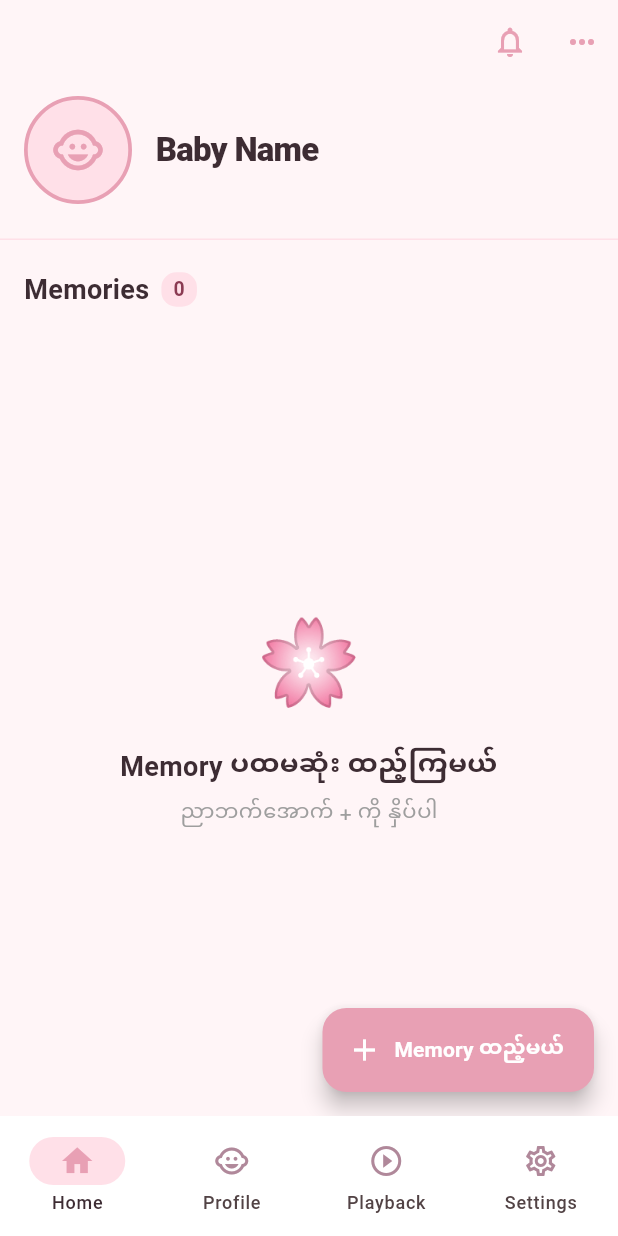
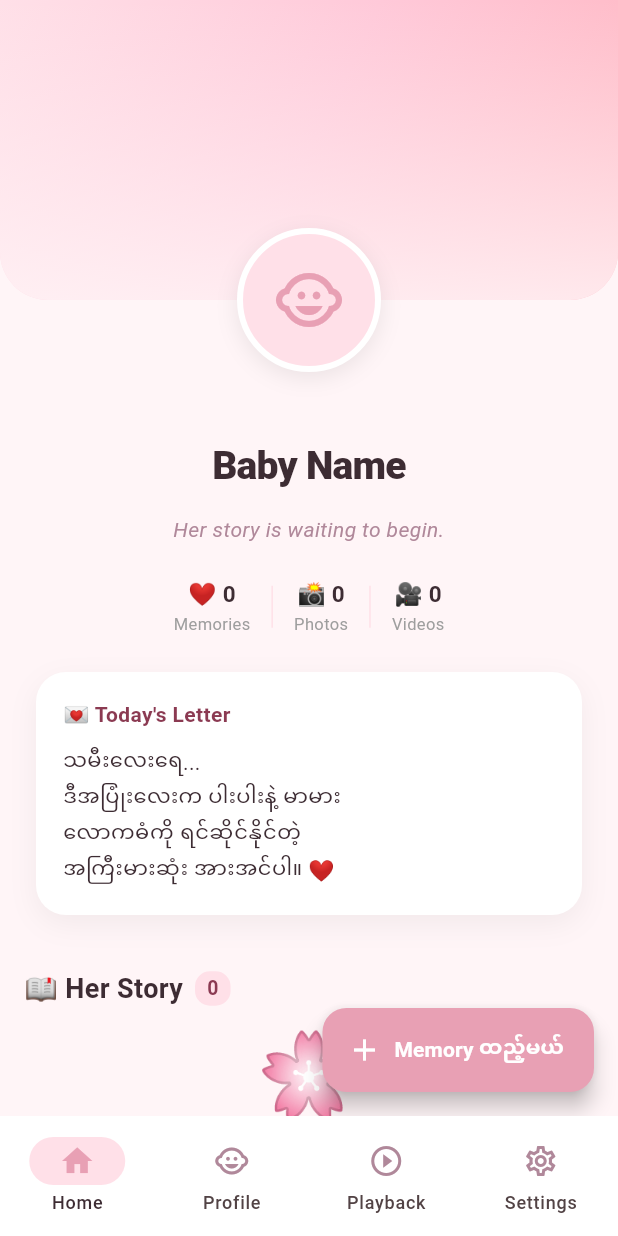
Before and after one commit to thetmyopaing4889-svg/entwined-memories-app, a Flutter app: the screen it shows after launch, on a phone screen of 412 x 824 dp. Run offline on Flutter 3.47's test engine with Material 3 defaults, Android fonts, the phone set to English and light mode, and no system bars; our stand-ins replace cloud_firestore, firebase_core, image_picker, package_info_plus, shared_preferences; accounts and stored records are empty.

Commit message:
Sprint 1: redesign home hero section

```diff
--- a/lib/models/child_profile.dart
+++ b/lib/models/child_profile.dart
@@ -5,11 +5,13 @@ class ChildProfile {
   final String name;
   final DateTime? birthday;
   final String? photoUrl; // Cloudinary URL
+  final String? coverPhotoUrl; // Cloudinary URL, used by the Home hero cover
 
   const ChildProfile({
     required this.name,
     this.birthday,
     this.photoUrl,
+    this.coverPhotoUrl,
   });
 
   static const empty = ChildProfile(name: '');
@@ -18,6 +20,7 @@ class ChildProfile {
         'name': name,
         'birthday': birthday != null ? Timestamp.fromDate(birthday!) : null,
         'photoUrl': photoUrl,
+        'coverPhotoUrl': coverPhotoUrl,
       };
 
   factory ChildProfile.fromMap(Map<String, dynamic>? data) {
@@ -26,6 +29,9 @@ class ChildProfile {
       name: data['name'] as String? ?? '',
       birthday: (data['birthday'] as Timestamp?)?.toDate(),
       photoUrl: data['photoUrl'] as String?,
+      // Safe for existing documents that predate this field — Firestore
+      // simply returns null for a key that was never written.
+      coverPhotoUrl: data['coverPhotoUrl'] as String?,
     );
   }
 
--- a/lib/screens/home_screen.dart
+++ b/lib/screens/home_screen.dart
@@ -5,6 +5,8 @@ import '../models/child_profile.dart';
 import '../services/memory_service.dart';
 import '../services/profile_service.dart';
 import '../services/youtube_service.dart';
+import '../utils/memory_stats.dart';
+import '../widgets/home_hero.dart';
 import '../widgets/memory_card.dart';
 import 'add_memory_screen.dart';
 
@@ -116,49 +118,36 @@ class _HomeScreenState extends State<HomeScreen> {
   @override
   Widget build(BuildContext context) {
     return Scaffold(
+      backgroundColor: const Color(0xFFFFF5F7),
       body: StreamBuilder<List<Memory>>(
         stream: MemoryService.memoriesStream(),
         builder: (context, snapshot) {
           final memories = snapshot.data ?? [];
           final isLoading =
               snapshot.connectionState == ConnectionState.waiting;
+          final stats = MemoryStats.fromMemories(memories);
 
           return CustomScrollView(
             slivers: [
-              SliverAppBar(
-                pinned: true,
-                expandedHeight: 160,
-                backgroundColor: const Color(0xFFFFF5F7),
-                flexibleSpace: const FlexibleSpaceBar(
-                  collapseMode: CollapseMode.pin,
-                  background: _ChildProfileHeader(),
+              // ── Home hero: cover photo, avatar, name, age, memory
+              // summary, and today's letter. See widgets/home_hero.dart.
+              SliverToBoxAdapter(
+                child: StreamBuilder<ChildProfile>(
+                  stream: ProfileService.profileStream(),
+                  builder: (context, profileSnapshot) {
+                    final profile = profileSnapshot.data ?? ChildProfile.empty;
+                    return HomeHero(profile: profile, stats: stats);
+                  },
                 ),
-                bottom: PreferredSize(
-                  preferredSize: const Size.fromHeight(1),
-                  child: Container(
-                      height: 1, color: const Color(0xFFFFE0E8)),
-                ),
-                actions: [
-                  IconButton(
-                    icon: const Icon(Icons.notifications_outlined),
-                    onPressed: () {},
-                    color: const Color(0xFFE8A0B4),
-                  ),
-                  IconButton(
-                    icon: const Icon(Icons.more_horiz),
-                    onPressed: () {},
-                    color: const Color(0xFFE8A0B4),
-                  ),
-                ],
               ),
 
               SliverToBoxAdapter(
                 child: Padding(
-                  padding: const EdgeInsets.fromLTRB(16, 20, 16, 4),
+                  padding: const EdgeInsets.fromLTRB(16, 28, 16, 4),
                   child: Row(
                     children: [
                       const Text(
-                        'Memories',
+                        '📖 Her Story',
                         style: TextStyle(
                             fontSize: 18,
                             fontWeight: FontWeight.w700,
@@ -248,87 +237,6 @@ class _HomeScreenState extends State<HomeScreen> {
             style: TextStyle(
                 color: Colors.white, fontWeight: FontWeight.w600)),
       ),
-    );
-  }
-}
-
-// ── Child Profile Header ──────────────────────────────────────────────────────
-class _ChildProfileHeader extends StatelessWidget {
-  const _ChildProfileHeader();
-
-  @override
-  Widget build(BuildContext context) {
-    return StreamBuilder<ChildProfile>(
-      stream: ProfileService.profileStream(),
-      builder: (context, snapshot) {
-        final profile = snapshot.data ?? ChildProfile.empty;
-        final name = profile.name.isNotEmpty ? profile.name : 'Baby Name';
-        final age = profile.formattedAge;
-
-        return Container(
-          color: const Color(0xFFFFF5F7),
-          padding: const EdgeInsets.fromLTRB(16, 56, 16, 16),
-          child: Row(
-            children: [
-              Container(
-                width: 72,
-                height: 72,
-                decoration: BoxDecoration(
-                  shape: BoxShape.circle,
-                  color: const Color(0xFFFFE0E8),
-                  image: (profile.photoUrl != null &&
-                          profile.photoUrl!.isNotEmpty)
-                      ? DecorationImage(
-                          image: NetworkImage(profile.photoUrl!),
-                          fit: BoxFit.cover)
-                      : null,
-                  border:
-                      Border.all(color: const Color(0xFFE8A0B4), width: 2.5),
-                ),
-                child: (profile.photoUrl == null || profile.photoUrl!.isEmpty)
-                    ? const Icon(Icons.child_care,
-                        size: 36, color: Color(0xFFE8A0B4))
-                    : null,
-              ),
-              const SizedBox(width: 16),
-              Expanded(
-                child: Column(
-                  crossAxisAlignment: CrossAxisAlignment.start,
-                  mainAxisAlignment: MainAxisAlignment.center,
-                  children: [
-                    Text(
-                      name,
-                      style: const TextStyle(
-                          fontSize: 22,
-                          fontWeight: FontWeight.w800,
-                          color: Color(0xFF3D2C33),
-                          letterSpacing: -0.5),
-                    ),
-                    if (age.isNotEmpty) ...[
-                      const SizedBox(height: 4),
-                      Container(
-                        padding: const EdgeInsets.symmetric(
-                            horizontal: 10, vertical: 4),
-                        decoration: BoxDecoration(
-                          color: const Color(0xFFFFE0E8),
-                          borderRadius: BorderRadius.circular(12),
-                        ),
-                        child: Text(
-                          age,
-                          style: const TextStyle(
-                              fontSize: 13,
-                              color: Color(0xFF8B3A52),
-                              fontWeight: FontWeight.w600),
-                        ),
-                      ),
-                    ],
-                  ],
-                ),
-              ),
-            ],
-          ),
-        );
-      },
     );
   }
 }
--- /dev/null
+++ b/lib/utils/age_calculator.dart
@@ -0,0 +1,42 @@
+/// Breakdown of a child's age into whole years, months, and days — used
+/// for the emotional "Today she is / X Years / Y Months / Z Days old"
+/// hero copy on the Home screen.
+///
+/// This is separate from [ChildProfile.formattedAge], which produces a
+/// compact single-line age (e.g. "1 year 2 months") used elsewhere. That
+/// existing logic is untouched by this sprint.
+class AgeBreakdown {
+  final int years;
+  final int months;
+  final int days;
+
+  const AgeBreakdown({
+    required this.years,
+    required this.months,
+    required this.days,
+  });
+}
+
+/// Calculates a calendar-accurate years/months/days breakdown between
+/// [birthday] and now.
+AgeBreakdown calculateAgeBreakdown(DateTime birthday) {
+  final now = DateTime.now();
+
+  int years = now.year - birthday.year;
+  int months = now.month - birthday.month;
+  int days = now.day - birthday.day;
+
+  if (days < 0) {
+    months -= 1;
+    // Day count of the month before `now`'s month.
+    final daysInPrevMonth = DateTime(now.year, now.month, 0).day;
+    days += daysInPrevMonth;
+  }
+  if (months < 0) {
+    years -= 1;
+    months += 12;
+  }
+  if (years < 0) years = 0;
+
+  return AgeBreakdown(years: years, months: months, days: days);
+}
--- /dev/null
+++ b/lib/utils/memory_stats.dart
@@ -0,0 +1,26 @@
+import '../models/memory.dart';
+
+/// Simple emotional summary counts for the Home hero section.
+/// Intentionally minimal — this is not a dashboard, just three warm counts.
+class MemoryStats {
+  final int totalMemories;
+  final int photoCount;
+  final int videoCount;
+
+  const MemoryStats({
+    required this.totalMemories,
+    required this.photoCount,
+    required this.videoCount,
+  });
+
+  static const empty =
+      MemoryStats(totalMemories: 0, photoCount: 0, videoCount: 0);
+
+  factory MemoryStats.fromMemories(List<Memory> memories) {
+    return MemoryStats(
+      totalMemories: memories.length,
+      photoCount: memories.where((m) => m.hasImage).length,
+      videoCount: memories.where((m) => m.hasVideo).length,
+    );
+  }
+}
--- /dev/null
+++ b/lib/widgets/home_hero.dart
@@ -0,0 +1,341 @@
+import 'package:flutter/material.dart';
+import '../models/child_profile.dart';
+import '../utils/age_calculator.dart';
+import '../utils/memory_stats.dart';
+
+/// The Home screen hero section — cover photo, child profile photo, name,
+/// emotional age copy, a minimal memory summary, and a short letter from
+/// the parents.
+///
+/// Purely presentational: it does not touch Firestore, Cloudinary,
+/// YouTube, or navigation — all data is passed in by [HomeScreen].
+class HomeHero extends StatelessWidget {
+  final ChildProfile profile;
+  final MemoryStats stats;
+
+  const HomeHero({
+    super.key,
+    required this.profile,
+    required this.stats,
+  });
+
+  @override
+  Widget build(BuildContext context) {
+    final name =
+        profile.name.trim().isNotEmpty ? profile.name.trim() : 'Baby Name';
+
+    return Column(
+      crossAxisAlignment: CrossAxisAlignment.stretch,
+      children: [
+        _CoverAndAvatar(profile: profile),
+        const SizedBox(height: 44), // clears the overlapping avatar
+        Padding(
+          padding: const EdgeInsets.symmetric(horizontal: 24),
+          child: Column(
+            children: [
+              Text(
+                name,
+                textAlign: TextAlign.center,
+                maxLines: 2,
+                overflow: TextOverflow.ellipsis,
+                style: const TextStyle(
+                  fontSize: 26,
+                  fontWeight: FontWeight.w800,
+                  color: Color(0xFF3D2C33),
+                  letterSpacing: -0.5,
+                ),
+              ),
+              const SizedBox(height: 14),
+              _AgeBlock(birthday: profile.birthday),
+              const SizedBox(height: 22),
+              _MemorySummary(stats: stats),
+              const SizedBox(height: 24),
+              const _TodaysLetter(),
+              const SizedBox(height: 8),
+            ],
+          ),
+        ),
+      ],
+    );
+  }
+}
+
+// ── Cover photo + overlapping avatar ───────────────────────────────────────
+class _CoverAndAvatar extends StatelessWidget {
+  final ChildProfile profile;
+  const _CoverAndAvatar({required this.profile});
+
+  static const _coverHeight = 200.0;
+  static const _avatarSize = 96.0;
+
+  @override
+  Widget build(BuildContext context) {
+    return SizedBox(
+      height: _coverHeight + _avatarSize / 2,
+      child: Stack(
+        clipBehavior: Clip.none,
+        alignment: Alignment.topCenter,
+        children: [
+          ClipRRect(
+            borderRadius: const BorderRadius.only(
+              bottomLeft: Radius.circular(32),
+              bottomRight: Radius.circular(32),
+            ),
+            child: SizedBox(
+              width: double.infinity,
+              height: _coverHeight,
+              child: Stack(
+                fit: StackFit.expand,
+                children: [
+                  if (profile.coverPhotoUrl != null &&
+                      profile.coverPhotoUrl!.isNotEmpty)
+                    Image.network(
+                      profile.coverPhotoUrl!,
+                      fit: BoxFit.cover,
+                      errorBuilder: (_, __, ___) => const _CoverPlaceholder(),
+                      loadingBuilder: (_, child, progress) {
+                        if (progress == null) return child;
+                        return const _CoverPlaceholder();
+                      },
+                    )
+                  else
+                    const _CoverPlaceholder(),
+                  // Warm pastel gradient overlay so the avatar/name area
+                  // stays readable whether or not a real cover photo exists.
+                  Container(
+                    decoration: const BoxDecoration(
+                      gradient: LinearGradient(
+                        begin: Alignment.topCenter,
+                        end: Alignment.bottomCenter,
+                        colors: [
+                          Color(0x00FFF5F7),
+                          Color(0xCCFFF5F7),
+                        ],
+                      ),
+                    ),
+                  ),
+                ],
+              ),
+            ),
+          ),
+          Positioned(
+            top: _coverHeight - _avatarSize / 2,
+            child: _ProfileAvatar(profile: profile, size: _avatarSize),
+          ),
+        ],
+      ),
+    );
+  }
+}
+
+class _CoverPlaceholder extends StatelessWidget {
+  const _CoverPlaceholder();
+
+  @override
+  Widget build(BuildContext context) {
+    return Container(
+      decoration: const BoxDecoration(
+        gradient: LinearGradient(
+          begin: Alignment.topLeft,
+          end: Alignment.bottomRight,
+          colors: [Color(0xFFFFE0E8), Color(0xFFFFC9D9), Color(0xFFFFB6C1)],
+        ),
+      ),
+    );
+  }
+}
+
+class _ProfileAvatar extends StatelessWidget {
+  final ChildProfile profile;
+  final double size;
+  const _ProfileAvatar({required this.profile, required this.size});
+
+  @override
+  Widget build(BuildContext context) {
+    final hasPhoto = profile.photoUrl != null && profile.photoUrl!.isNotEmpty;
+    return Container(
+      width: size,
+      height: size,
+      decoration: BoxDecoration(
+        shape: BoxShape.circle,
+        color: const Color(0xFFFFE0E8),
+        border: Border.all(color: Colors.white, width: 4),
+        image: hasPhoto
+            ? DecorationImage(
+                image: NetworkImage(profile.photoUrl!),
+                fit: BoxFit.cover,
+              )
+            : null,
+        boxShadow: [
+          BoxShadow(
+            color: Colors.black.withOpacity(0.08),
+            blurRadius: 12,
+            offset: const Offset(0, 4),
+          ),
+        ],
+      ),
+      child: hasPhoto
+          ? null
+          : Icon(Icons.child_care,
+              size: size * 0.5, color: const Color(0xFFE8A0B4)),
+    );
+  }
+}
+
+// ── Emotional age block ─────────────────────────────────────────────────────
+class _AgeBlock extends StatelessWidget {
+  final DateTime? birthday;
+  const _AgeBlock({required this.birthday});
+
+  @override
+  Widget build(BuildContext context) {
+    final birthdayValue = birthday;
+    if (birthdayValue == null) {
+      return const Text(
+        'Her story is waiting to begin.',
+        textAlign: TextAlign.center,
+        style: TextStyle(
+          fontSize: 14,
+          fontStyle: FontStyle.italic,
+          color: Color(0xFFB0889A),
+        ),
+      );
+    }
+
+    final age = calculateAgeBreakdown(birthdayValue);
+    return Column(
+      children: [
+        const Text(
+          'Today she is',
+          style: TextStyle(
+            fontSize: 13,
+            color: Color(0xFFB0889A),
+            fontWeight: FontWeight.w500,
+          ),
+        ),
+        const SizedBox(height: 4),
+        Text(
+          '${age.years} Years\n${age.months} Months\n${age.days} Days old',
+          textAlign: TextAlign.center,
+          style: const TextStyle(
+            fontSize: 16,
+            fontWeight: FontWeight.w700,
+            color: Color(0xFF8B3A52),
+            height: 1.4,
+          ),
+        ),
+      ],
+    );
+  }
+}
+
+// ── Minimal memory summary (not a dashboard) ───────────────────────────────
+class _MemorySummary extends StatelessWidget {
+  final MemoryStats stats;
+  const _MemorySummary({required this.stats});
+
+  @override
+  Widget build(BuildContext context) {
+    return Row(
+      mainAxisAlignment: MainAxisAlignment.center,
+      children: [
+        _SummaryItem(
+            emoji: '❤️', label: 'Memories', count: stats.totalMemories),
+        const _SummaryDivider(),
+        _SummaryItem(emoji: '📸', label: 'Photos', count: stats.photoCount),
+        const _SummaryDivider(),
+        _SummaryItem(emoji: '🎥', label: 'Videos', count: stats.videoCount),
+      ],
+    );
+  }
+}
+
+class _SummaryDivider extends StatelessWidget {
+  const _SummaryDivider();
+
+  @override
+  Widget build(BuildContext context) {
+    return Container(
+      width: 1,
+      height: 28,
+      margin: const EdgeInsets.symmetric(horizontal: 14),
+      color: const Color(0xFFFFE0E8),
+    );
+  }
+}
+
+class _SummaryItem extends StatelessWidget {
+  final String emoji;
+  final String label;
+  final int count;
+  const _SummaryItem({
+    required this.emoji,
+    required this.label,
+    required this.count,
+  });
+
+  @override
+  Widget build(BuildContext context) {
+    return Column(
+      mainAxisSize: MainAxisSize.min,
+      children: [
+        Text('$emoji $count',
+            style: const TextStyle(
+                fontSize: 15,
+                fontWeight: FontWeight.w700,
+                color: Color(0xFF3D2C33))),
+        const SizedBox(height: 2),
+        Text(label, style: TextStyle(fontSize: 11, color: Colors.grey[500])),
+      ],
+    );
+  }
+}
+
+// ── Today's Letter ──────────────────────────────────────────────────────────
+class _TodaysLetter extends StatelessWidget {
+  const _TodaysLetter();
+
+  static const _defaultLetter =
+      'သမီးလေးရေ...\nဒီအပြုံးလေးက ပါးပါးနဲ့ မာမား\nလောကဓံကို ရင်ဆိုင်နိုင်တဲ့\nအကြီးမားဆုံး အားအင်ပါ။ ❤️';
+
+  @override
+  Widget build(BuildContext context) {
+    return Container(
+      width: double.infinity,
+      padding: const EdgeInsets.all(18),
+      decoration: BoxDecoration(
+        color: Colors.white,
+        borderRadius: BorderRadius.circular(20),
+        boxShadow: [
+          BoxShadow(
+            color: Colors.black.withOpacity(0.05),
+            blurRadius: 16,
+            offset: const Offset(0, 6),
+          ),
+        ],
+      ),
+      child: const Column(
+        crossAxisAlignment: CrossAxisAlignment.start,
+        children: [
+          Text(
+            '💌 Today\'s Letter',
+            style: TextStyle(
+              fontSize: 14,
+              fontWeight: FontWeight.w700,
+              color: Color(0xFF8B3A52),
+            ),
+          ),
+          SizedBox(height: 10),
+          Text(
+            _defaultLetter,
+            style: TextStyle(
+              fontSize: 14,
+              color: Color(0xFF3D2C33),
+              height: 1.7,
+            ),
+          ),
+        ],
+      ),
+    );
+  }
+}
```
